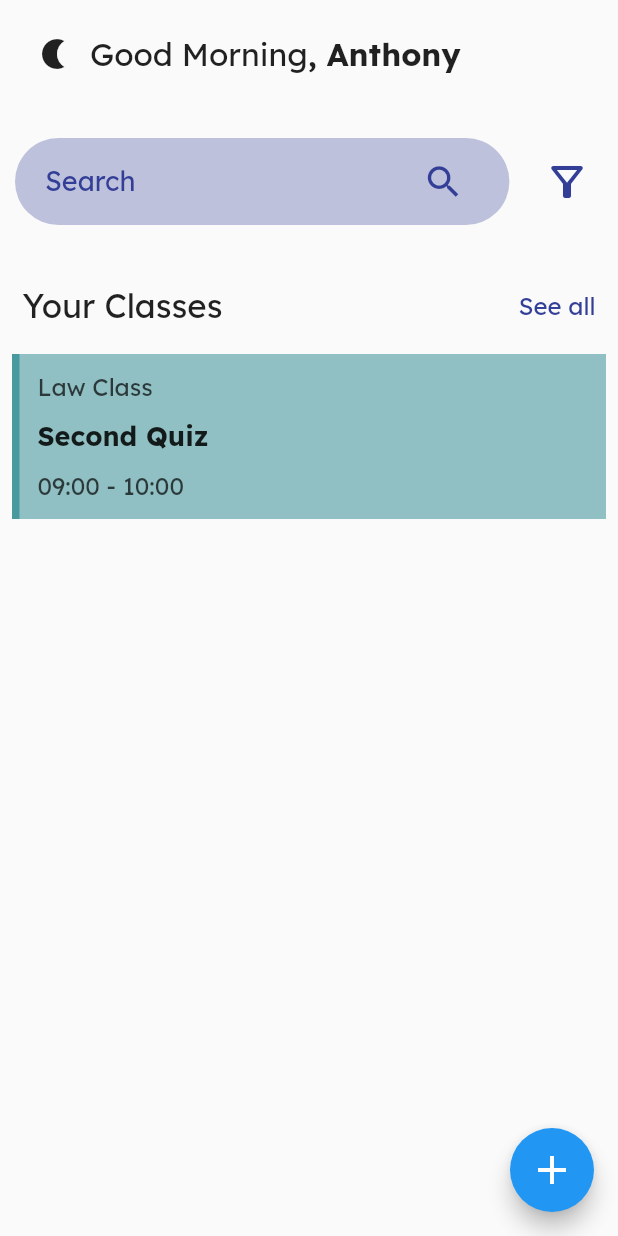
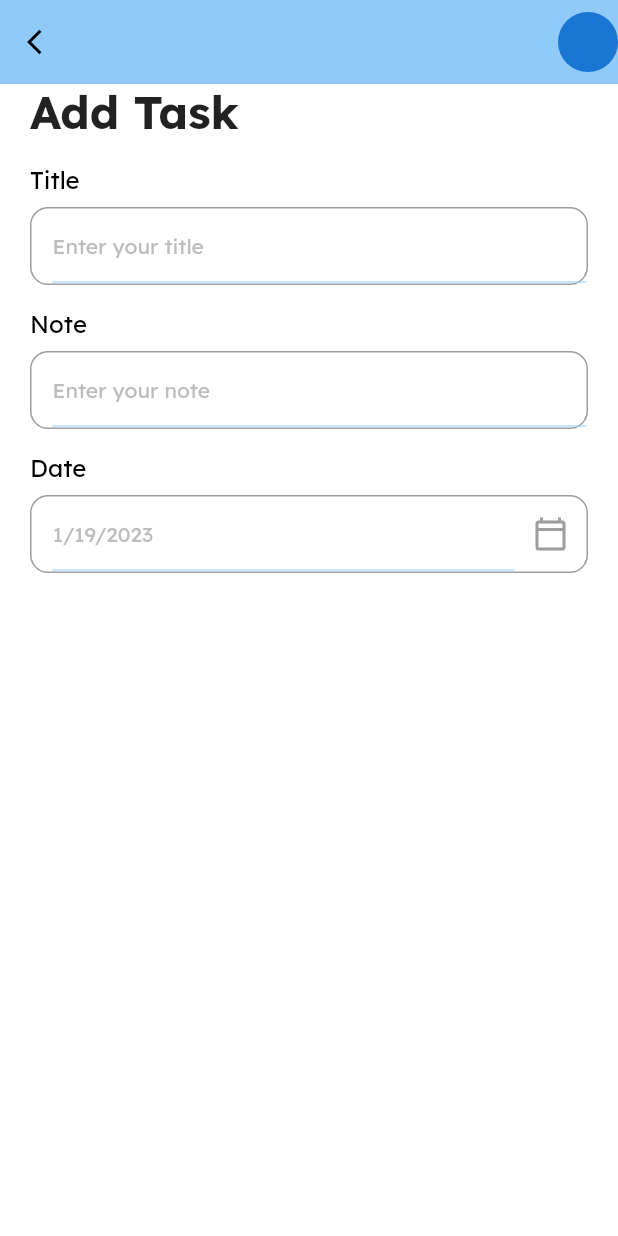
Before and after one commit to anthonyarinze/student_app, a Flutter app: the Home screen opened directly, after a tap on the "add" icon, on a phone screen of 412 x 824 dp. Run offline on Flutter 3.47's test engine with Material 2 defaults, Android fonts, the phone set to English and light mode, and no system bars; our stand-ins replace date_picker_timeline, firebase_auth, firebase_core, flutter_local_notifications, get, get_storage and 4 more; accounts and stored records are empty.

Commit message:
Add Task Page Progress

```diff
--- /dev/null
+++ b/lib/pages/add_task.dart
@@ -0,0 +1,90 @@
+import 'package:flutter/material.dart';
+import 'package:get/get.dart';
+import 'package:intl/intl.dart';
+import 'package:student_app/utils/widgets.dart';
+
+class AddTaskPage extends StatefulWidget {
+  const AddTaskPage({super.key});
+
+  @override
+  State<AddTaskPage> createState() => _AddTaskPageState();
+}
+
+class _AddTaskPageState extends State<AddTaskPage> {
+  DateTime _selectedDate = DateTime.now();
+  @override
+  Widget build(BuildContext context) {
+    return SafeArea(
+      child: Scaffold(
+        backgroundColor: Colors.white,
+        appBar: _appbar(context),
+        body: Container(
+          padding: const EdgeInsets.only(left: 20, right: 20),
+          child: SingleChildScrollView(
+            scrollDirection: Axis.vertical,
+            child: Column(
+              crossAxisAlignment: CrossAxisAlignment.start,
+              children: [
+                const Text(
+                  "Add Task",
+                  style: TextStyle(
+                    fontSize: 30,
+                    fontWeight: FontWeight.bold,
+                  ),
+                ),
+                const MyInputField(title: 'Title', hint: 'Enter your title'),
+                const MyInputField(title: 'Note', hint: 'Enter your note'),
+                MyInputField(
+                  title: 'Date',
+                  hint: DateFormat.yMd().format(_selectedDate),
+                  widget: IconButton(
+                    icon: const Icon(
+                      Icons.calendar_today_outlined,
+                      color: Colors.grey,
+                    ),
+                    onPressed: () {
+                      _getDateFromUser(context);
+                    },
+                  ),
+                ),
+              ],
+            ),
+          ),
+        ),
+      ),
+    );
+  }
+
+  _getDateFromUser(BuildContext context) async {
+    DateTime? pickerDate = await showDatePicker(
+      context: context,
+      initialDate: DateTime.now(),
+      firstDate: DateTime(2015),
+      lastDate: DateTime(2121),
+    );
+
+    if (pickerDate != null) {
+      setState(() {
+        _selectedDate = pickerDate;
+      });
+    } else {}
+  }
+
+  _appbar(BuildContext context) {
+    return AppBar(
+      elevation: 0,
+      backgroundColor: context.theme.backgroundColor,
+      leading: GestureDetector(
+        onTap: () => Get.back(),
+        child: Icon(
+          Icons.arrow_back_ios,
+          size: 20,
+          color: Get.isDarkMode ? Colors.white : Colors.black,
+        ),
+      ),
+      actions: const [
+        CircleAvatar(),
+      ],
+    );
+  }
+}
--- a/lib/pages/home.dart
+++ b/lib/pages/home.dart
@@ -1,5 +1,7 @@
+import 'package:date_picker_timeline/date_picker_timeline.dart';
 import 'package:flutter/material.dart';
 import 'package:get/get.dart';
+import 'package:student_app/pages/add_task.dart';
 import 'package:student_app/theme/palette.dart';
 import 'package:student_app/theme/theme_service.dart';
 import 'package:student_app/utils/notif_services.dart';
@@ -13,6 +15,7 @@ class Home extends StatefulWidget {
 }
 
 class _HomeState extends State<Home> {
+  DateTime selectedDate = DateTime.now();
   var notifyHelper;
   @override
   void initState() {
@@ -39,7 +42,8 @@ class _HomeState extends State<Home> {
     return Scaffold(
       resizeToAvoidBottomInset: false,
       floatingActionButton: FloatingActionButton(
-        onPressed: () {},
+        backgroundColor: Palette.kLightThemeColor,
+        onPressed: () => Get.to(() => const AddTaskPage()),
         child: const Icon(Icons.add, size: 32),
       ),
       body: SingleChildScrollView(
@@ -51,6 +55,7 @@ class _HomeState extends State<Home> {
               padding: const EdgeInsets.all(12.0),
               child: Row(
                 children: [
+                  //Theme Switch
                   IconButton(
                     onPressed: () {
                       ThemeService().switchTheme();
@@ -82,24 +87,26 @@ class _HomeState extends State<Home> {
               ),
             ),
 
-            //Search Bar
-            Padding(
-              padding: const EdgeInsets.fromLTRB(10, 10, 10, 0),
-              child: Row(
-                mainAxisAlignment: MainAxisAlignment.spaceBetween,
-                children: [
-                  const BuildSearchBar(),
-                  IconButton(
-                    onPressed: () {},
-                    icon: const Icon(
-                      Icons.filter_alt_outlined,
-                      size: 32,
-                      color: Palette.kLightThemeColor,
-                    ),
-                  ),
-                ],
-              ),
-            ),
+            // //Search Bar
+            // Padding(
+            //   padding: const EdgeInsets.fromLTRB(10, 10, 10, 0),
+            //   child: Row(
+            //     mainAxisAlignment: MainAxisAlignment.spaceBetween,
+            //     children: [
+            //       const BuildSearchBar(),
+            //       IconButton(
+            //         onPressed: () {},
+            //         icon: const Icon(
+            //           Icons.filter_alt_outlined,
+            //           size: 32,
+            //           color: Palette.kLightThemeColor,
+            //         ),
+            //       ),
+            //     ],
+            //   ),
+            // ),
+
+            _addDateBar(),
 
             //Your Classes & See all
             Padding(
@@ -125,4 +132,36 @@ class _HomeState extends State<Home> {
       ),
     );
   }
+
+  Container _addDateBar() {
+    // ignore: avoid_unnecessary_containers
+    return Container(
+      child: DatePicker(
+        DateTime.now(),
+        height: 100,
+        width: 80,
+        initialSelectedDate: DateTime.now(),
+        selectionColor: Palette.kLightThemeColor,
+        selectedTextColor: Colors.white,
+        dateTextStyle: const TextStyle(
+          fontSize: 20,
+          fontWeight: FontWeight.w600,
+          color: Colors.grey,
+        ),
+        dayTextStyle: const TextStyle(
+          fontSize: 16,
+          fontWeight: FontWeight.w600,
+          color: Colors.grey,
+        ),
+        monthTextStyle: const TextStyle(
+          fontSize: 14,
+          fontWeight: FontWeight.w600,
+          color: Colors.grey,
+        ),
+        onDateChange: (date) {
+          selectedDate = date;
+        },
+      ),
+    );
+  }
 }
--- a/lib/utils/widgets.dart
+++ b/lib/utils/widgets.dart
@@ -1,4 +1,5 @@
 import 'package:flutter/material.dart';
+import 'package:get/get.dart';
 import 'package:student_app/theme/palette.dart';
 
 class BuildTextFormField extends StatelessWidget {
@@ -180,3 +181,91 @@ Future<void> _dialogBuilder(BuildContext context) {
     },
   );
 }
+
+class MyInputField extends StatelessWidget {
+  final String title;
+  final String hint;
+  final TextEditingController? controller;
+  final Widget? widget;
+  const MyInputField({
+    super.key,
+    required this.title,
+    required this.hint,
+    this.controller,
+    this.widget,
+  });
+
+  @override
+  Widget build(BuildContext context) {
+    return Container(
+      margin: const EdgeInsets.only(top: 16),
+      child: Column(
+        crossAxisAlignment: CrossAxisAlignment.start,
+        children: [
+          Text(
+            title,
+            style: TextStyle(
+              fontSize: 16,
+              fontWeight: FontWeight.w400,
+              color: Get.isDarkMode ? Colors.white : Colors.black,
+            ),
+          ),
+          Container(
+            margin: const EdgeInsets.only(top: 8.0),
+            padding: const EdgeInsets.only(left: 14.0),
+            height: 52,
+            decoration: BoxDecoration(
+              border: Border.all(
+                color: Colors.grey,
+                width: 1.0,
+              ),
+              borderRadius: BorderRadius.circular(12),
+            ),
+            child: Row(
+              children: [
+                Expanded(
+                  child: TextFormField(
+                    readOnly: widget == null ? false : true,
+                    autofocus: false,
+                    cursorColor:
+                        Get.isDarkMode ? Colors.grey[100] : Colors.grey[700],
+                    controller: controller,
+                    style: TextStyle(
+                      fontSize: 14,
+                      fontWeight: FontWeight.w400,
+                      color:
+                          Get.isDarkMode ? Colors.grey[100] : Colors.grey[400],
+                    ),
+                    decoration: InputDecoration(
+                      hintText: hint,
+                      hintStyle: TextStyle(
+                        fontSize: 14,
+                        fontWeight: FontWeight.w400,
+                        color: Get.isDarkMode
+                            ? Colors.grey[100]
+                            : Colors.grey[400],
+                      ),
+                      focusedBorder: UnderlineInputBorder(
+                        borderSide: BorderSide(
+                          color: context.theme.backgroundColor,
+                          width: 0,
+                        ),
+                      ),
+                      enabledBorder: UnderlineInputBorder(
+                        borderSide: BorderSide(
+                          color: context.theme.backgroundColor,
+                          width: 0,
+                        ),
+                      ),
+                    ),
+                  ),
+                ),
+                widget == null ? Container() : Container(child: widget),
+              ],
+            ),
+          ),
+        ],
+      ),
+    );
+  }
+}
--- a/pubspec.yaml
+++ b/pubspec.yaml
@@ -28,6 +28,7 @@ dependencies:
   flutter_local_notifications: ^13.0.0
   flutter_native_timezone: ^2.0.0
   date_picker_timeline: ^1.2.3
+  intl: ^0.17.0
 
 dev_dependencies:
   flutter_test:
```
Also changed, not shown: pubspec.lock.
